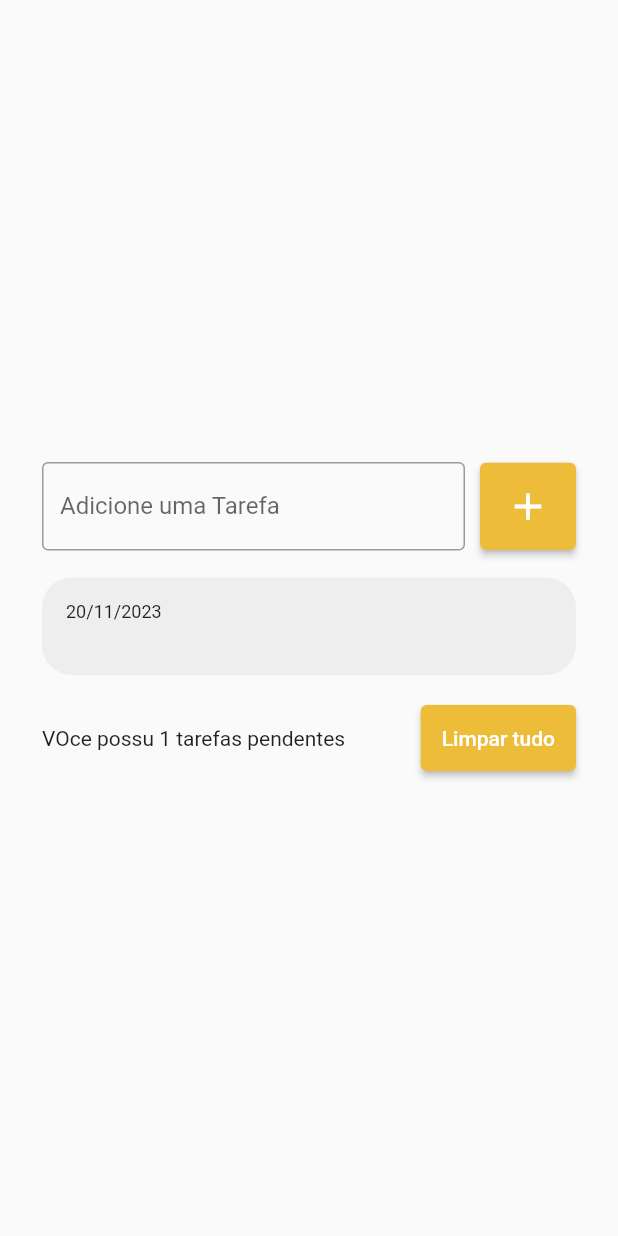
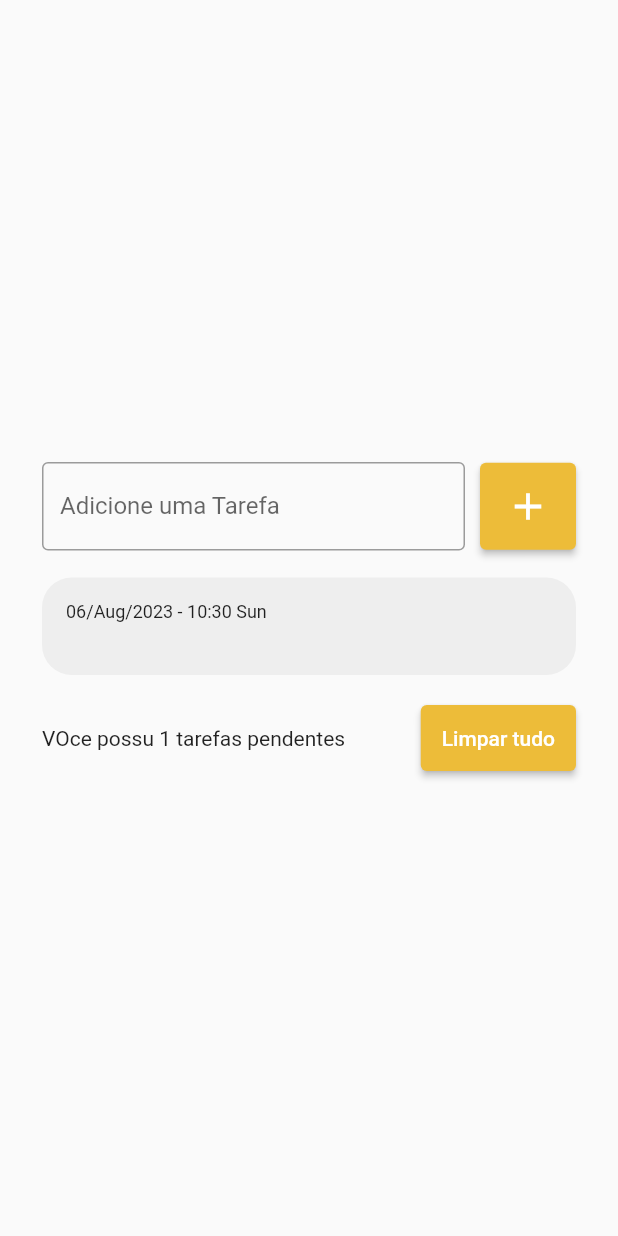
Before and after one commit to Gabrielpsd/Agenda, a Flutter app: the screen it shows after launch, after a tap on the "add" icon, on a phone screen of 412 x 824 dp. Run offline on Flutter 3.47's test engine with Material 2 defaults, Android fonts, the phone set to English and light mode, and no system bars.

Commit message:
all insert created

```diff
--- /dev/null
+++ b/lib/models/todo.dart
@@ -0,0 +1,6 @@
+class Todo {
+  Todo({required this.title, required this.dateTime});
+
+  String title;
+  DateTime dateTime;
+}
--- a/lib/pages/todo_list_file.dart
+++ b/lib/pages/todo_list_file.dart
@@ -1,3 +1,4 @@
+import 'package:calculator/models/todo.dart';
 import 'package:flutter/material.dart';
 
 import '../widgets/todolistitems.dart';
@@ -10,7 +11,7 @@ class TodoListPage extends StatefulWidget {
 }
 
 class _TodoListPageState extends State<TodoListPage> {
-  List<String> todoTasks = [];
+  List<Todo> todoTasks = [];
 
   final TextEditingController fieldTasks = TextEditingController();
 
@@ -57,8 +58,8 @@ class _TodoListPageState extends State<TodoListPage> {
                     child: ListView(
                       shrinkWrap: true,
                       children: [
-                        for (String todo in todoTasks)
-                          TodoListItems(title: todo),
+                        for (Todo todo in todoTasks)
+                          TodoListItems(todoItem: todo),
                       ],
                     ),
                   ),
@@ -89,7 +90,9 @@ class _TodoListPageState extends State<TodoListPage> {
   }
 
   void insertTask() {
-    todoTasks.add(fieldTasks.text);
+    Todo newTodo = Todo(title: fieldTasks.text, dateTime: DateTime.now());
+
+    todoTasks.add(newTodo);
     setState(() {});
   }
 }
--- a/lib/widgets/todolistitems.dart
+++ b/lib/widgets/todolistitems.dart
@@ -1,9 +1,11 @@
+import 'package:calculator/models/todo.dart';
 import 'package:flutter/material.dart';
+import 'package:intl/intl.dart';
 
 class TodoListItems extends StatelessWidget {
-  const TodoListItems({super.key, required this.title});
+  const TodoListItems({super.key, required this.todoItem});
 
-  final String title;
+  final Todo todoItem;
 
   @override
   Widget build(BuildContext context) {
@@ -18,11 +20,11 @@ class TodoListItems extends StatelessWidget {
         crossAxisAlignment: CrossAxisAlignment.start,
         children: [
           Text(
-            "20/11/2023",
+            DateFormat('dd/MMM/yyyy - HH:mm EE').format(todoItem.dateTime),
             style: TextStyle(fontSize: 12),
           ),
           Text(
-            title,
+            todoItem.title,
             style: TextStyle(fontSize: 16, fontWeight: FontWeight.w700),
           ),
         ],
--- a/pubspec.yaml
+++ b/pubspec.yaml
@@ -35,6 +35,7 @@ dependencies:
   # The following adds the Cupertino Icons font to your application.
   # Use with the CupertinoIcons class for iOS style icons.
   cupertino_icons: ^1.0.2
+  intl:
 
 dev_dependencies:
   flutter_test:
```
Also changed, not shown: pubspec.lock.
